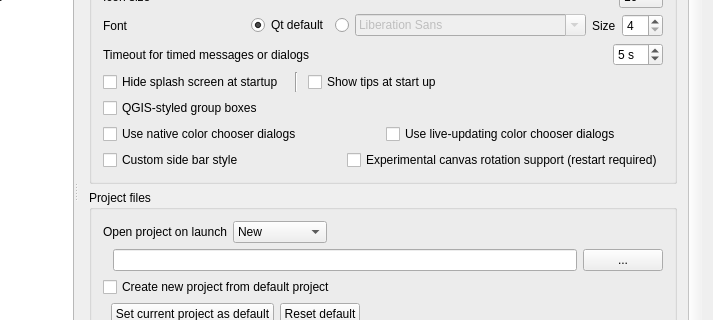
Above: src/ui/qgsoptionsbase.ui from qgis/QGIS before the change; both pictures show x 87 to 800 and y 95 to 415 of the 800 by 600 pixel window. Below: the same form after it.
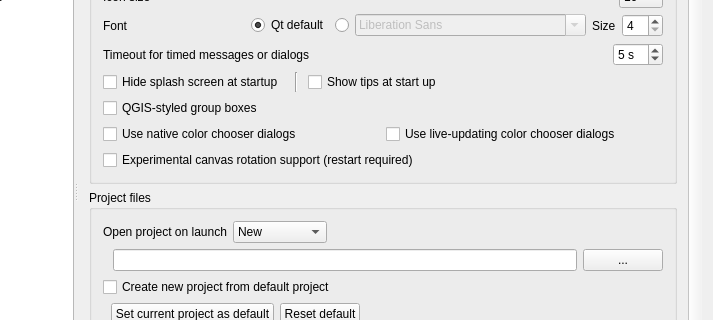
That is the form after the change. Icons and pictures are not drawn. Custom widgets are drawn as their Qt base class.

Commit message: Remove option for custom side bar style, always on now

```diff
--- a/src/ui/qgsoptionsbase.ui
+++ b/src/ui/qgsoptionsbase.ui
@@ -310,7 +310,7 @@
                <rect>
                 <x>0</x>
                 <y>0</y>
-                <width>635</width>
+                <width>610</width>
                 <height>635</height>
                </rect>
               </property>
@@ -600,13 +600,6 @@
                   </item>
                   <item>
                    <layout class="QHBoxLayout" name="horizontalLayout_32">
-                    <item>
-                     <widget class="QCheckBox" name="mCustomSideBarSide">
-                      <property name="text">
-                       <string>Custom side bar style</string>
-                      </property>
-                     </widget>
-                    </item>
                     <item>
                      <widget class="QCheckBox" name="cbxCanvasRotation">
                       <property name="text">
```
Left out of the diff: 1 changed line with no effect on the pictures. The commit also changes 3 other files.
